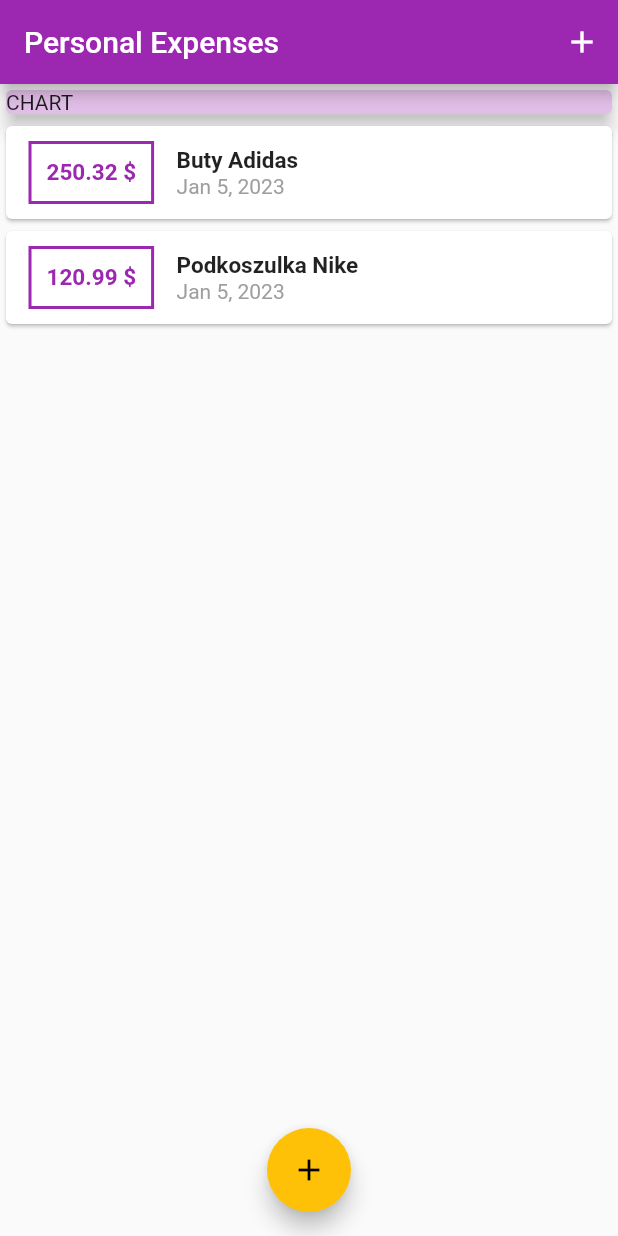
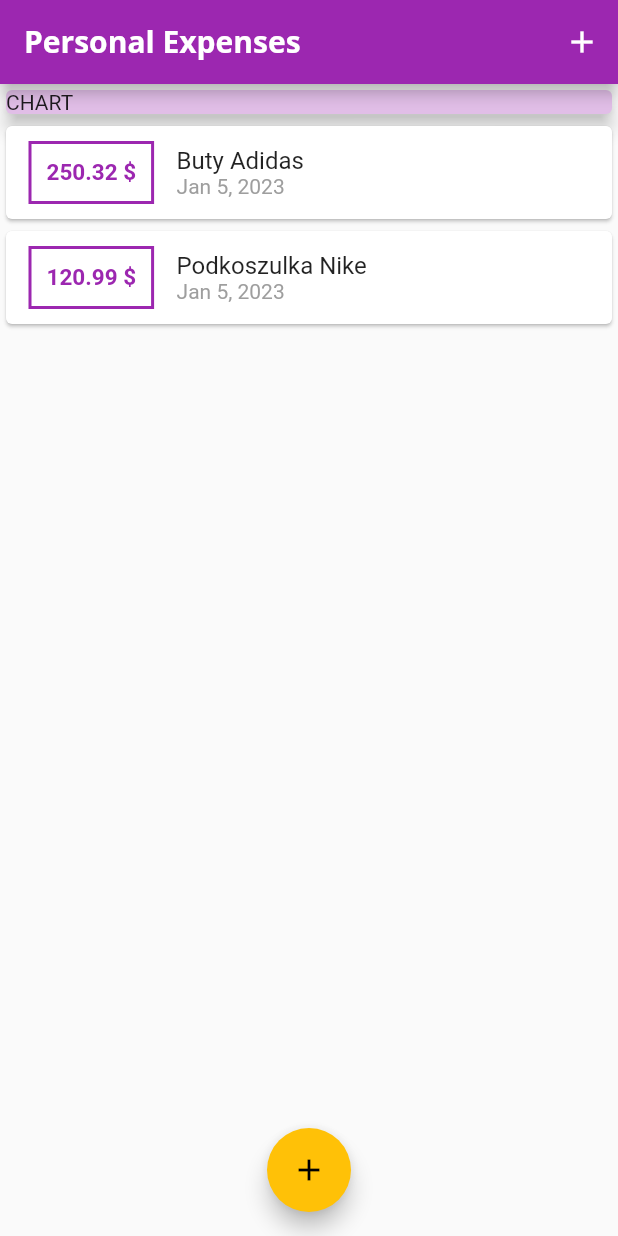
Before and after one commit to AdamSzambur/expenses_app, a Flutter app: the screen it shows after launch, on a phone screen of 412 x 824 dp. Run offline on Flutter 3.47's test engine with Material 2 defaults, Android fonts, the phone set to English and light mode, and no system bars.

Commit message:
ok teraz dodajemy nowy theme dla nowych czaciaonek i calego programu

```diff
--- a/lib/main.dart
+++ b/lib/main.dart
@@ -11,9 +11,22 @@ class MyApp extends StatelessWidget {
     return MaterialApp(
       title: 'Personal Expenses',
       theme: ThemeData(
-        primarySwatch: Colors.purple,
-        accentColor: Colors.amber,
-      ),
+          primarySwatch: Colors.purple,
+          accentColor: Colors.amber,
+          fontFamily: 'Quicksand',
+          textTheme: ThemeData.light().textTheme.copyWith(
+                  titleLarge: TextStyle(
+                fontFamily: 'OpenSans',
+                fontWeight: FontWeight.bold,
+                fontSize: 18,
+              )),
+          appBarTheme: AppBarTheme(
+              textTheme: ThemeData.light().textTheme.copyWith(
+                      titleLarge: TextStyle(
+                    fontFamily: 'Opensans',
+                    fontSize: 20,
+                    fontWeight: FontWeight.bold,
+                  )))),
       home: MyHomePage(),
     );
   }
@@ -73,7 +86,10 @@ class _MyHomePageState extends State<MyHomePage> {
   Widget build(BuildContext context) {
     return Scaffold(
       appBar: AppBar(
-        title: Text('Personal Expenses'),
+        title: Text(
+          'Personal Expenses',
+          style: TextStyle(fontFamily: 'OpenSans'),
+        ),
         actions: [
           IconButton(
             icon: Icon(Icons.add),
--- a/lib/widgets/transactions_list.dart
+++ b/lib/widgets/transactions_list.dart
@@ -46,10 +46,7 @@ class TransactionsList extends StatelessWidget {
                   children: [
                     Text(
                       userTransactions[index].title,
-                      style: TextStyle(
-                        fontSize: 15,
-                        fontWeight: FontWeight.bold,
-                      ),
+                      style: Theme.of(context).textTheme.titleMedium,
                     ),
                     Text(
                       DateFormat.yMMMd().format(userTransactions[index].date),
```
Also changed, not shown: pubspec.yaml (+11 -6 lines), assets/fonts/OpenSans-Bold.ttf (added), assets/fonts/OpenSans-Regular.ttf (added), assets/fonts/Quicksand-Bold.ttf (added), assets/fonts/Quicksand-Light.ttf (added), assets/fonts/Quicksand-Medium.ttf (added), assets/fonts/Quicksand-Regular.ttf (added).
